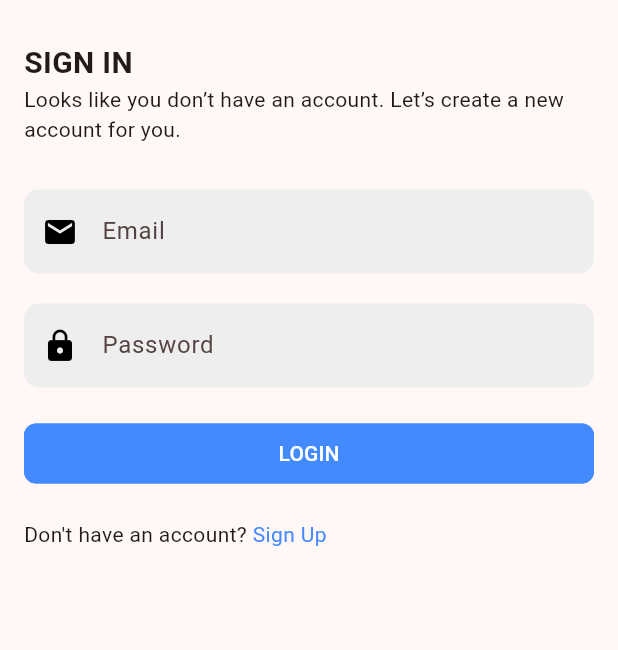
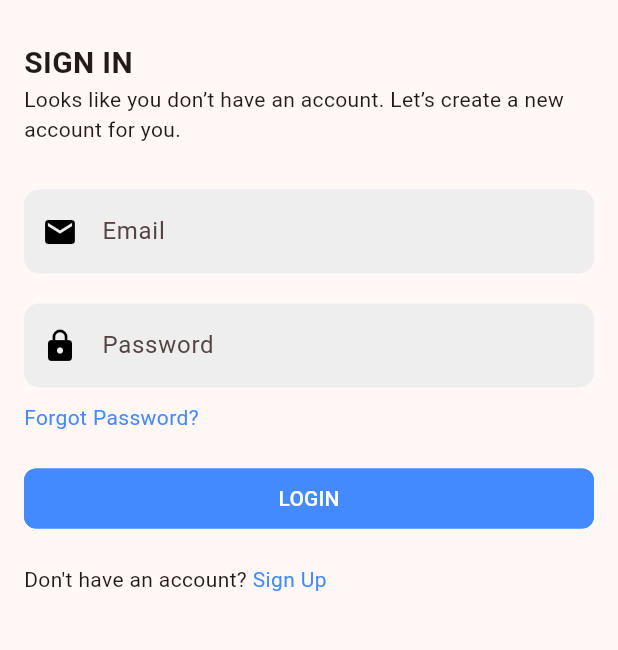
Before and after one commit to AwalkzzD/estonedge, a Flutter app: the screen it shows after launch, on a phone screen of 412 x 824 dp, the part 82-732 px from its top. Run offline on Flutter 3.47's test engine with Material 3 defaults, Android fonts, the phone set to English and light mode, and no system bars; our stand-ins replace flutter_riverpod; missing offline and left inert: amplify_auth_cognito, amplify_flutter; Roboto replaces fonts that are missing (Rubik-W92V, RubikMedium-DRPE); project files that could hold a hidden picture were left out.

Commit message:
link added for forgot password in login screen backend of forgot password remaining onTap parameter added to custom_appbar

```diff
--- a/lib/data/remote/repository/auth/auth_repository.dart
+++ b/lib/data/remote/repository/auth/auth_repository.dart
@@ -93,6 +93,9 @@ class AuthRepository {
     return userAttributes;
   }
 
+  /// forgot password method to reset password
+
+
   /// logout method to destroy authSession in AWS Amplify
   Future<bool> logout() async {
     try {
--- a/lib/ui/auth/login/login_screen.dart
+++ b/lib/ui/auth/login/login_screen.dart
@@ -59,16 +59,27 @@ class _LoginScreenState extends BaseWidgetState<LoginScreen> {
             const SizedBox(height: 30),
             CustomTextField(
               hintText: 'Email',
-              icon: Icon(Icons.email),
+              icon: const Icon(Icons.email),
               isPassword: false,
               controller: emailInputController,
             ),
             const SizedBox(height: 20),
             CustomTextField(
               hintText: 'Password',
-              icon: Icon(Icons.lock),
+              icon: const Icon(Icons.lock),
               isPassword: true,
               controller: passwordInputController,
+            ),
+            const SizedBox(height: 10),
+            InkWell(
+              onTap: _forgotPassword,
+              child: const Text(
+                "Forgot Password?",
+                style: TextStyle(
+                    fontSize: 14,
+                    fontFamily: 'Rubik-W92V',
+                    color: Colors.blueAccent),
+              ),
             ),
             const SizedBox(height: 20),
             Visibility(
@@ -133,4 +144,8 @@ class _LoginScreenState extends BaseWidgetState<LoginScreen> {
 
   void navigateToHomeScreen() =>
       Navigator.pushReplacementNamed(context, '/home');
+
+  void _forgotPassword() {
+
+  }
 }
--- a/lib/ui/auth/login/login_screen_provider.dart
+++ b/lib/ui/auth/login/login_screen_provider.dart
@@ -9,3 +9,5 @@ final loginProvider = FutureProvider.autoDispose
       .read(authRepositoryProvider)
       .login(email: signUpParams[0], password: signUpParams[1]);
 });
+
+/// forgot password provider to get instance of AuthRepository and call forgot password method
```
Also changed, not shown: lib/base/utils/widgets/custom_appbar.dart (+9 -2 lines), lib/ui/home/home_screen.dart (+6 -3 lines), lib/ui/home/room/add_room/add_room_screen.dart (added), lib/ui/home/room/room_details/room_details_screen.dart (added).
